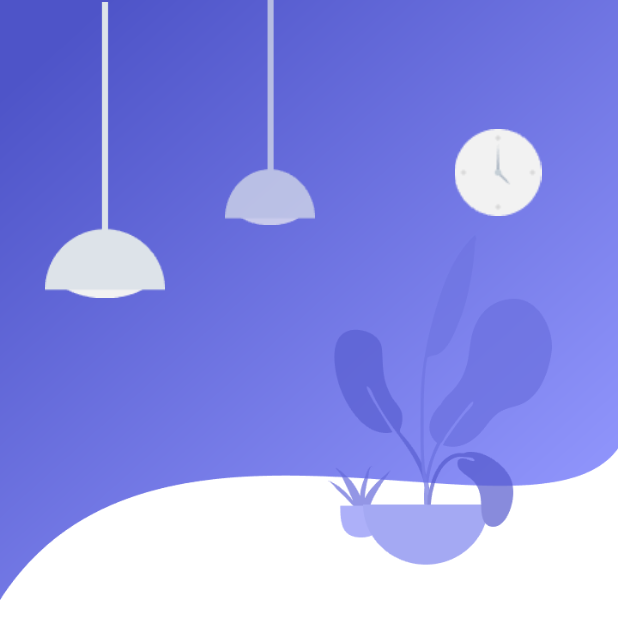
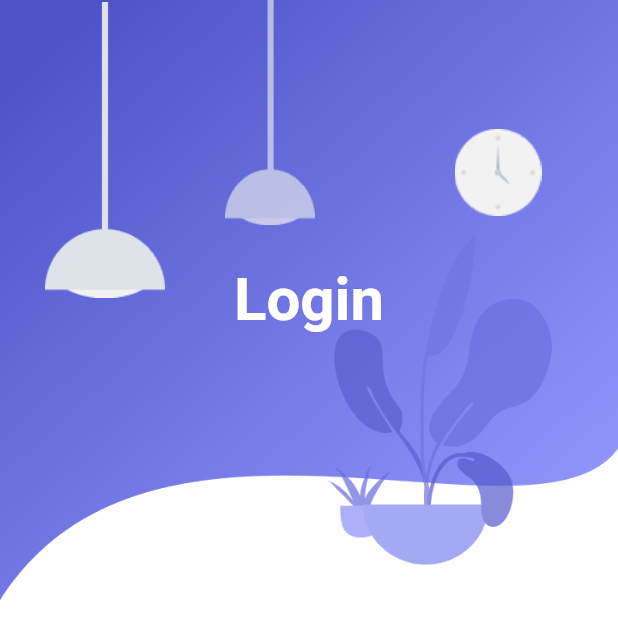
Before and after one commit to JohnEmerson1406/flutter_login_page, a Flutter app: the screen it shows after launch, on a phone screen of 412 x 824 dp. Shown: the top 639 px of the screen. Run offline on Flutter 3.47's test engine with Material 2 defaults, Android fonts, the phone set to English and light mode, and no system bars.

Commit message:
feat: add text Login

```diff
--- a/lib/main.dart
+++ b/lib/main.dart
@@ -66,6 +66,21 @@ class HomePage extends StatelessWidget {
                     ),
                   ),
 
+                  Positioned(
+                    child: Container(
+                      child: Center(
+                        child: Text(
+                          "Login",
+                          style: TextStyle(
+                            color: Colors.white,
+                            fontSize: 40,
+                            fontWeight: FontWeight.bold
+                          ),
+                        ),
+                      ),
+                    ),
+                  ),
+
                 ],
               ),
             )
```
